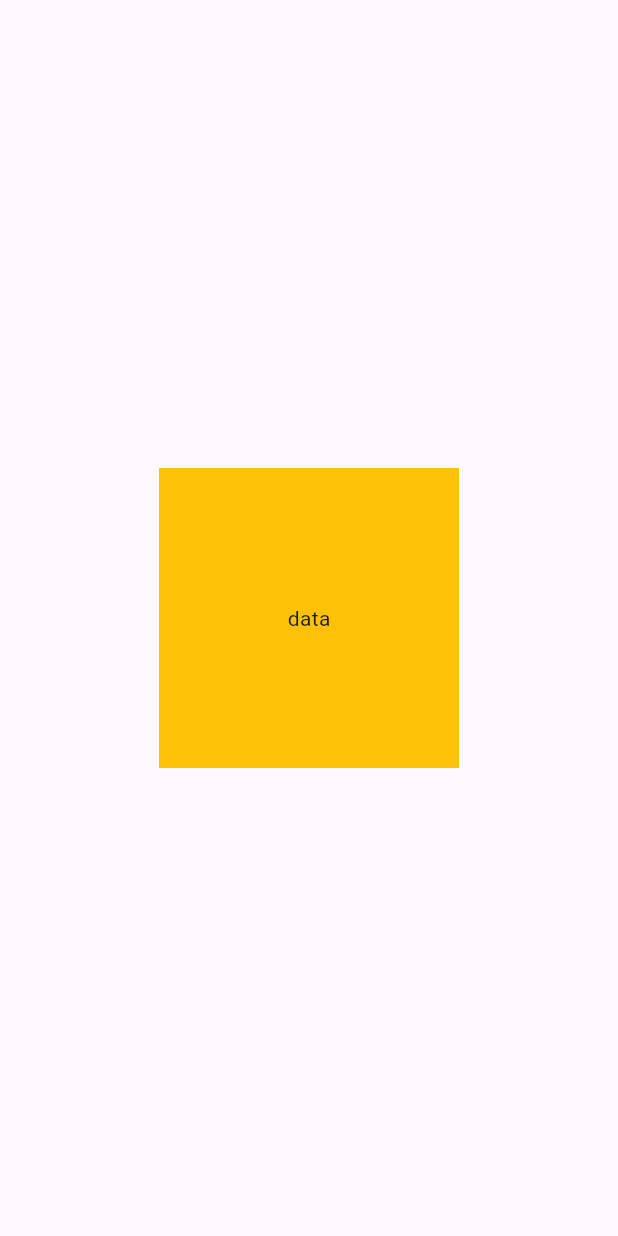
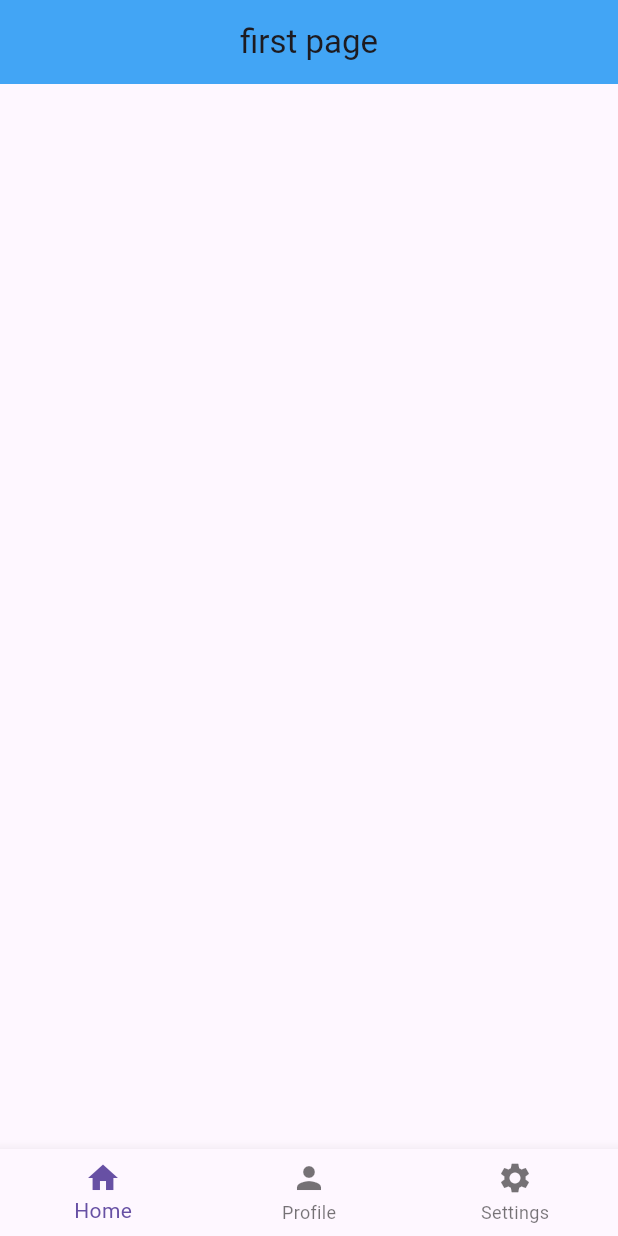
Before and after one commit to yagubhajili/MyFlutterProjects, a Flutter app: the screen it shows after launch, on a phone screen of 412 x 824 dp. Run offline on Flutter 3.47's test engine with Material 3 defaults, Android fonts, the phone set to English and light mode, and no system bars.

Commit message:
navigation

```diff
--- a/todo_app/lib/main.dart
+++ b/todo_app/lib/main.dart
@@ -1,12 +1,29 @@
 import 'package:flutter/material.dart';
+import 'package:todo_app/pages/first_page.dart';
+import 'package:todo_app/pages/home_page.dart';
+import 'package:todo_app/pages/second_page.dart';
+import 'package:todo_app/pages/settings_page.dart';
 
 void main() {
   runApp(MyApp());
 }
 
 class MyApp extends StatelessWidget {
-  MyApp({super.key});
+  const MyApp({super.key});
 
+  @override
+  Widget build(BuildContext context) {
+    return MaterialApp(
+      debugShowCheckedModeBanner: false,
+      home: FirstPage(),
+      routes: {
+        '/firspage': (context) => FirstPage(),
+        '/secondpage': (context) => SecondPage(),
+        '/homepage': (context) => HomePage(),
+        '/settingspage': (context) => SettingsPage(),
+      },
+    );
+  }
   // // This widget is the root of your application.
   // @override
   // Widget build(BuildContext context) {
@@ -51,7 +68,7 @@
   //     ),
   //   );
   // }
-  List names = ['yaqub', 'elcan', 'iman', 'malik', 'oqtay'];
+  // List names = ['yaqub', 'elcan', 'iman', 'malik', 'oqtay'];
 
   // @override
   // Widget build(BuildContext context) {
@@ -103,27 +120,27 @@
   //     ),
   //   );
   // }
-  void userTapped() {
-    print('salam');
-  }
+  // void userTapped() {
+  //   print('salam');
+  // }
 
-  @override
-  Widget build(BuildContext context) {
-    return MaterialApp(
-      debugShowCheckedModeBanner: false,
-      home: Scaffold(
-        body: Center(
-          child: GestureDetector(
-            onTap: userTapped,
-            child: Container(
-              height: 200,
-              width: 200,
-              color: Colors.amber,
-              child: Center(child: Text('data')),
-            ),
-          ),
-        ),
-      ),
-    );
-  }
+  // @override
+  // Widget build(BuildContext context) {
+  //   return MaterialApp(
+  //     debugShowCheckedModeBanner: false,
+  //     home: Scaffold(
+  //       body: Center(
+  //         child: GestureDetector(
+  //           onTap: userTapped,
+  //           child: Container(
+  //             height: 200,
+  //             width: 200,
+  //             color: Colors.amber,
+  //             child: Center(child: Text('data')),
+  //           ),
+  //         ),
+  //       ),
+  //     ),
+  //   );
+  // }
 }
--- /dev/null
+++ b/todo_app/lib/pages/first_page.dart
@@ -0,0 +1,62 @@
+import 'package:flutter/material.dart';
+// import 'package:todo_app/pages/second_page.dart';
+
+class FirstPage extends StatelessWidget {
+  const FirstPage({super.key});
+
+  // @override
+  // Widget build(BuildContext context) {
+  //   return Scaffold(
+  //     appBar: AppBar(
+  //       title: Text('first page'),
+  //       centerTitle: true,
+  //       backgroundColor: Colors.blue[400],
+  //     ),
+  //     drawer: Drawer(
+  //       backgroundColor: Colors.blue[200],
+  //       child: Column(
+  //         children: [
+  //           DrawerHeader(child: Icon(Icons.favorite, size: 48)),
+  //           ListTile(
+  //             leading: Icon(Icons.home),
+  //             title: Text(' H O M E'),
+  //             onTap: () {
+  //               //to close the drawer when going back
+  //               Navigator.pop(context);
+  //               Navigator.pushNamed(context, '/homepage');
+  //             },
+  //           ),
+  //           ListTile(
+  //             leading: Icon(Icons.settings),
+  //             title: Text(' S E T T I N G S'),
+  //             onTap: () {
+  //               Navigator.pushNamed(context, '/settingspage');
+  //             },
+  //           ),
+  //         ],
+  //       ),
+  //     ),
+  //   );
+  // }
+
+  @override
+  Widget build(BuildContext context) {
+    return Scaffold(
+      appBar: AppBar(
+        title: Text('first page'),
+        centerTitle: true,
+        backgroundColor: Colors.blue[400],
+      ),
+      bottomNavigationBar: BottomNavigationBar(
+        items: [
+          BottomNavigationBarItem(icon: Icon(Icons.home), label: 'Home'),
+          BottomNavigationBarItem(icon: Icon(Icons.person), label: 'Profile'),
+          BottomNavigationBarItem(
+            icon: Icon(Icons.settings),
+            label: 'Settings',
+          ),
+        ],
+      ),
+    );
+  }
+}
```
Also changed, not shown: todo_app/lib/pages/home_page.dart (added, +10 -0 lines), todo_app/lib/pages/profile_page.dart (added, +10 -0 lines), todo_app/lib/pages/second_page.dart (added, +16 -0 lines), todo_app/lib/pages/settings_page.dart (added, +10 -0 lines).
